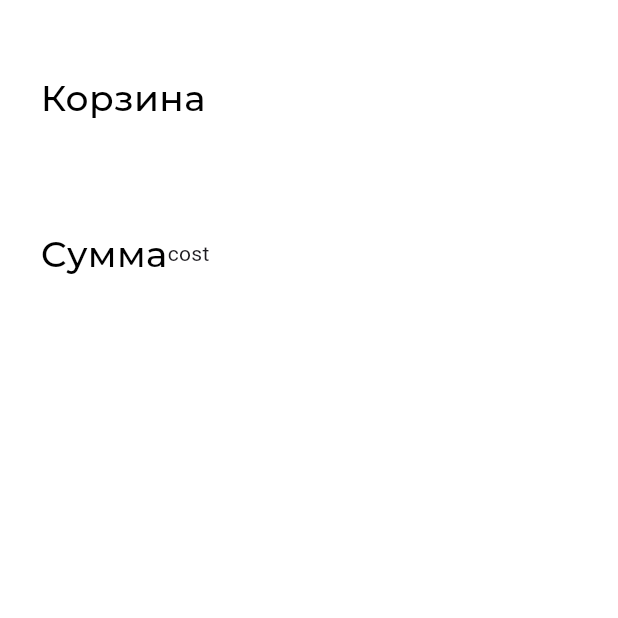
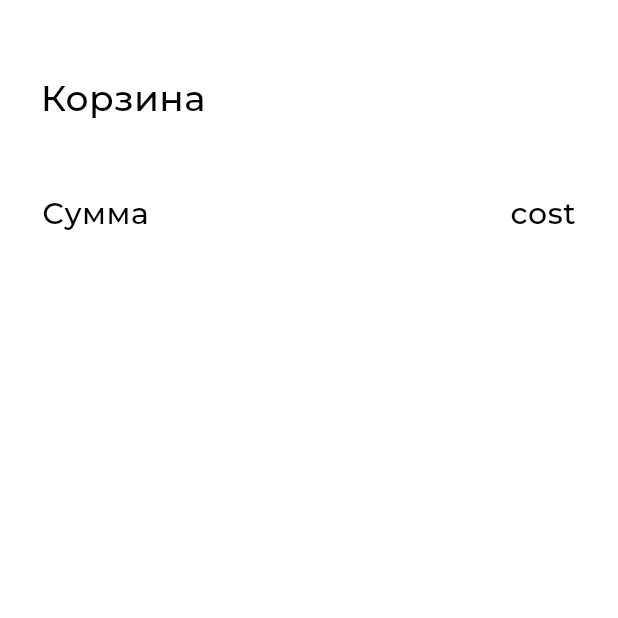
Before and after one commit to StudentMIREA/Practika7, a Flutter app: the ShopCartPage screen opened directly, on a phone screen of 412 x 824 dp, the top half of it. Run offline on Flutter 3.47's test engine with Material 3 defaults, Android fonts, the phone set to English and light mode, and no system bars; project files that could hold a hidden picture were left out.

Commit message:
Update ShopCartPage

```diff
--- a/pr7/lib/pages/ShopCartPage.dart
+++ b/pr7/lib/pages/ShopCartPage.dart
@@ -1,7 +1,7 @@
 import 'package:flutter/material.dart';
 import 'package:pr7/model/item.dart';
 import 'package:pr7/pages/components/ItemsList.dart';
-import 'package:pr7/pages/components/ListOfItemsShop';
+import 'package:pr7/pages/components/ListOfItemShop.dart';
 
 class ShopCartPage extends StatefulWidget {
   const ShopCartPage({super.key});
@@ -13,6 +13,21 @@ class ShopCartPage extends StatefulWidget {
 class _ShopCartPageState extends State<ShopCartPage> {
   List<Item> ShopCartList = ItemsList.where(
       (item) => ShopList.any((element) => element.index == item.id)).toList();
+
+  void AddShopList(int i) {
+    print('Попал 1');
+    setState(() {
+      print('Попал 2');
+      if (ShopList.any((item) => item.index == i)) {
+        ShopList.removeAt(ShopList.indexWhere((item) => item.index == i));
+        ShopCartList = ItemsList.where(
+                (item) => ShopList.any((element) => element.index == item.id))
+            .toList();
+        print(ShopList);
+        print('Попал 3');
+      }
+    });
+  }
 
   @override
   Widget build(BuildContext context) {
@@ -39,23 +54,39 @@ class _ShopCartPageState extends State<ShopCartPage> {
                   : index == ShopCartList.length + 1
                       ? const Padding(
                           padding: EdgeInsets.only(
-                              top: 48.0, left: 27.0, bottom: 22.0),
+                              top: 24.0, left: 28.0, right: 28.0, bottom: 20.0),
                           child: Row(
                             children: [
                               Text(
                                 'Сумма',
                                 style: TextStyle(
                                     color: Colors.black,
-                                    fontSize: 24.0,
+                                    fontSize: 20.0,
                                     fontFamily: 'Montserrat',
-                                    fontWeight: FontWeight.w500),
+                                    fontWeight: FontWeight.w500,
+                                    height: 1.4,
+                                    letterSpacing: 0.38),
                               ),
-                              Text('cost')
+                              Expanded(
+                                  child: Align(
+                                      alignment: Alignment.centerRight,
+                                      child: Text(
+                                        'cost',
+                                        style: TextStyle(
+                                            color: Colors.black,
+                                            fontSize: 20.0,
+                                            fontFamily: 'Montserrat',
+                                            fontWeight: FontWeight.w500,
+                                            height: 1.4,
+                                            letterSpacing: 0.38),
+                                      )))
                             ],
                           ),
                         )
 // Список услуг
-                      : ListOfItemShop(item: ShopCartList.elementAt(index - 1));
+                      : ListOfItemShop(
+                          item: ShopCartList.elementAt(index - 1),
+                          DeleteShopItem: (int i) => AddShopList(i));
             }));
   }
 }
--- a/pr7/lib/pages/components/ItemsList.dart
+++ b/pr7/lib/pages/components/ItemsList.dart
@@ -7,4 +7,11 @@ final List<Item> ItemsList = <Item>[
   Item(0, 'ПЦР-тест на определение РНК коронавируса стандартный', 2, 1800),
   Item(1, 'Клинический анализ крови с лейкоцитарной формулировкой', 1, 690),
   Item(2, 'Биохимический анализ крови, базовый', 1, 2440),
+  Item(3, 'Биохимический анализ крови, расширенный', 2, 4200),
+  Item(4, 'Коагулограмма (ПТИ, МНО, фибриноген)', 1, 1200),
+  Item(5, 'Анализ крови на глюкозу', 1, 300),
+  Item(6, 'Анализ крови на холестерин и триглицериды', 1, 1000),
+  Item(7, 'Электрокардиография (ЭКГ)', 1, 700),
+  Item(8, 'Ультразвуковое исследование сердца (Эхокардиография)', 1, 2000),
+  Item(9, 'Аллергические кожные тесты', 1, 900),
 ];
```
Also changed, not shown: pr7/lib/pages/components/ListOfItemShop.dart (added, +183 -0 lines), pr7/lib/pages/components/ListOfItems.dart (+61 -7 lines), pr7/pubspec.yaml (+5 -5 lines), 1 other file.
